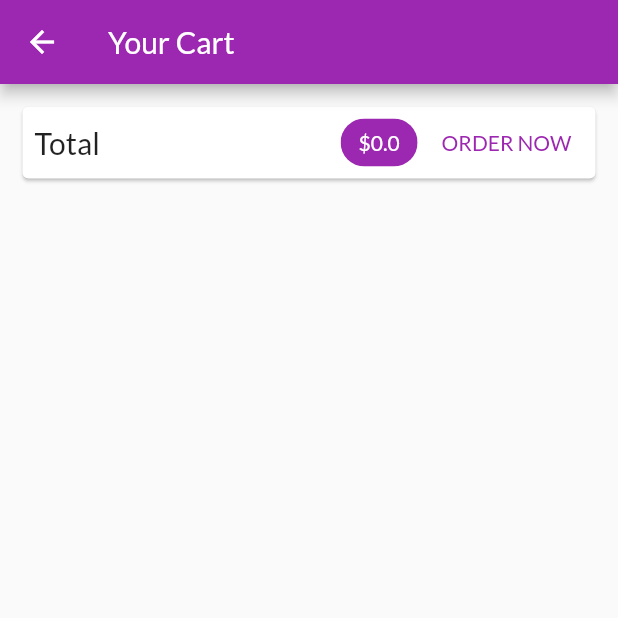
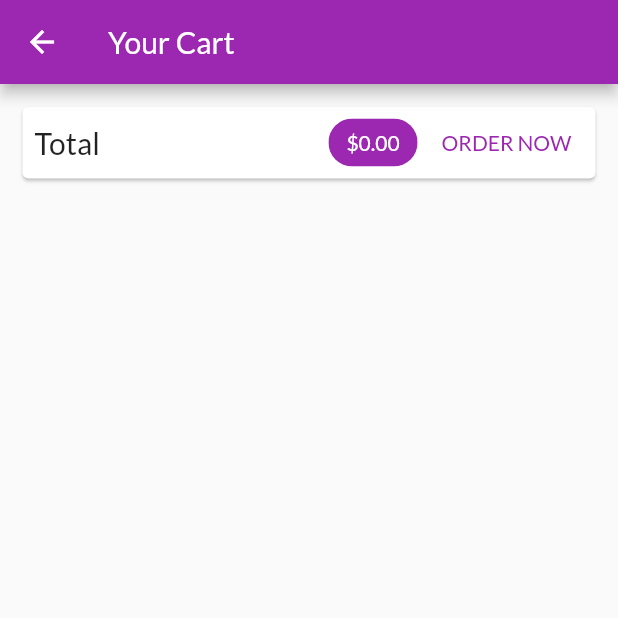
Before and after one commit to JoelEspinal/shop_app, a Flutter app: the CartScreen screen opened by its route, on a phone screen of 412 x 824 dp, the top half of it. Run offline on Flutter 3.47's test engine with Material 2 defaults, Android fonts, the phone set to English and light mode, and no system bars; network calls fail.

Commit message:
set 2 fixed decimal

```diff
--- a/lib/screens/cart_screen.dart
+++ b/lib/screens/cart_screen.dart
@@ -34,7 +34,7 @@ class CartScreen extends StatelessWidget {
                   Spacer(),
                   Chip(
                     label: Text(
-                      '\$${cart.totalAmount}',
+                      '\$${cart.totalAmount.toStringAsFixed(2)}',
                       style: TextStyle(
                           color:
                               Theme.of(context).primaryTextTheme.title.color),
```
